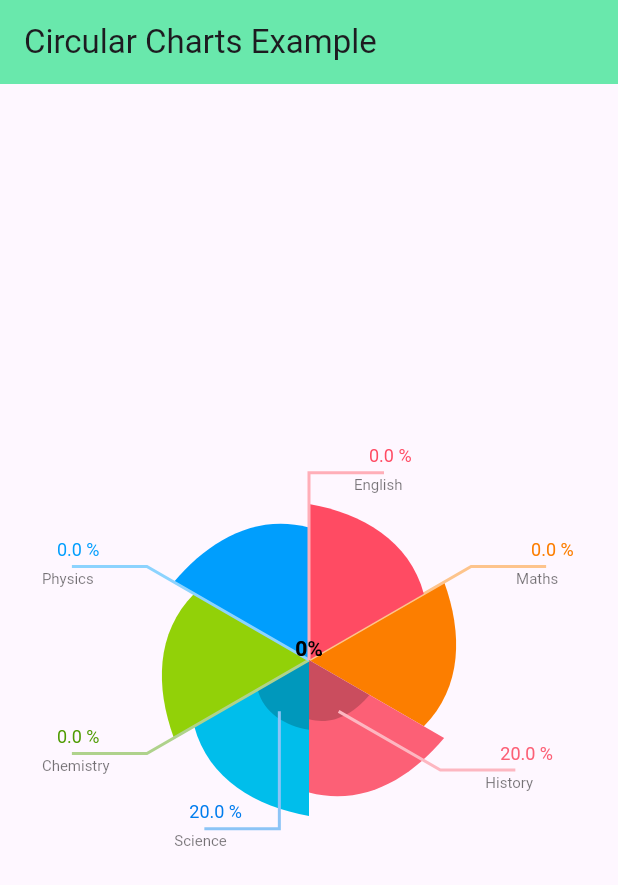
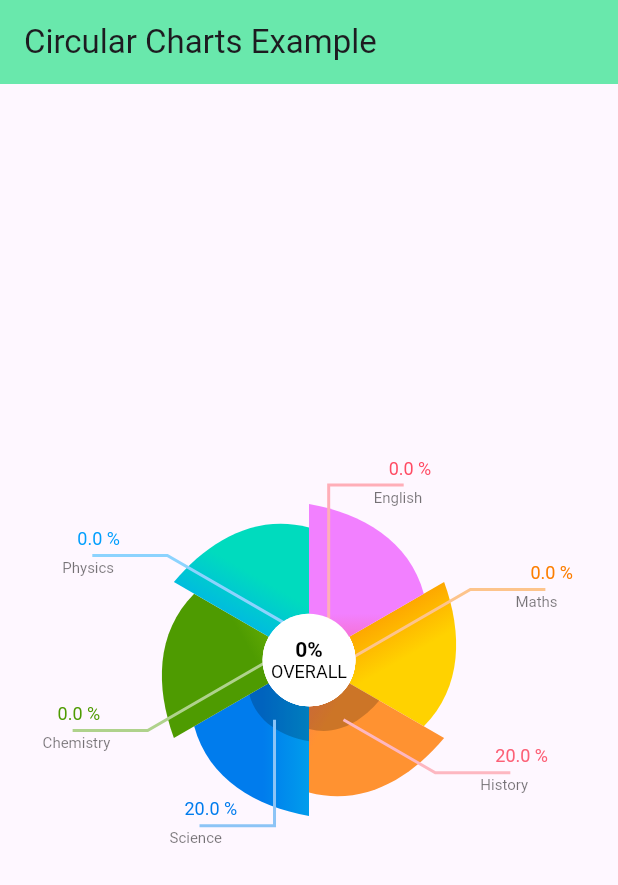
Before and after one commit to Rachit2030/circular_charts, a Flutter app: the screen it shows after launch, on a phone screen of 412 x 824 dp. Shown: the top 885 px of the screen. Run offline on Flutter 3.47's test engine with Material 2 defaults, Android fonts, the phone set to English and light mode, and no system bars.

Commit message:
Updated centre circle

```diff
--- a/example/lib/main.dart
+++ b/example/lib/main.dart
@@ -57,6 +57,7 @@ class _HomePageState extends State<HomePage> {
         alignment: Alignment.center,
         child: CircularChart(
           isShowingCentreCircle: true,
+          centreCircleBackgroundColor: Colors.white,
           animationTime: 800,
           chartHeight: 300,
           chartWidth: 400,
@@ -84,6 +85,7 @@ class _HomePageState extends State<HomePage> {
             Color(0xff00dbbe),
             Color(0xfff280ff),
           ],
+          centreCircleTitle: "OVERALL",
           pieChartPercentages: [0, 20, 20, 0, 0, 0],
           isShowingLegend: true,
         ),
--- a/lib/circular_charts.dart
+++ b/lib/circular_charts.dart
@@ -29,12 +29,12 @@ class CircularChart extends StatefulWidget {
     required this.pieChartChildNames,
     required this.pieChartPercentages,
     required this.pieChartStartColors,
-    this.centreCircleTitle = "",
+    this.centreCircleTitle = "Overall",
     this.isShowingCentreCircle = false,
     this.isShowingLegend = false,
-    this.centreCircleBackgroundColor,
-    this.centreCirclePercentageTextStyle,
-    this.centreCircleSubtitleTextStyle,
+    this.centreCircleBackgroundColor = Colors.white,
+    this.centreCirclePercentageTextStyle = null,
+    this.centreCircleSubtitleTextStyle = null,
   });
 
   @override
@@ -87,7 +87,7 @@ class _CircularChartState extends State<CircularChart>
         text: widget.centreCircleTitle,
         style: widget.centreCircleSubtitleTextStyle ??
             const TextStyle(
-              fontSize: 14,
+              fontSize: 18,
               fontWeight: FontWeight.bold,
             ),
       );
--- a/lib/circular_painter.dart
+++ b/lib/circular_painter.dart
@@ -110,8 +110,11 @@ class DrawFlowerPainter extends CustomPainter {
       solidColorPaint.shader = null;
 
       solidColorPaint.color = TRANSPARENT_BLACK;
-      drawPetal(canvas, cubicControlPointAngle, currentRotateAngleInRad, i,
-          scaleFactors[i], solidColorPaint);
+
+      if (isShowingCentreCircle) {
+        drawPetal(canvas, cubicControlPointAngle, currentRotateAngleInRad, i,
+            scaleFactors[i], solidColorPaint);
+      }
 
       if (isShowingLegend) {
         if (!isAnimating) {
```
